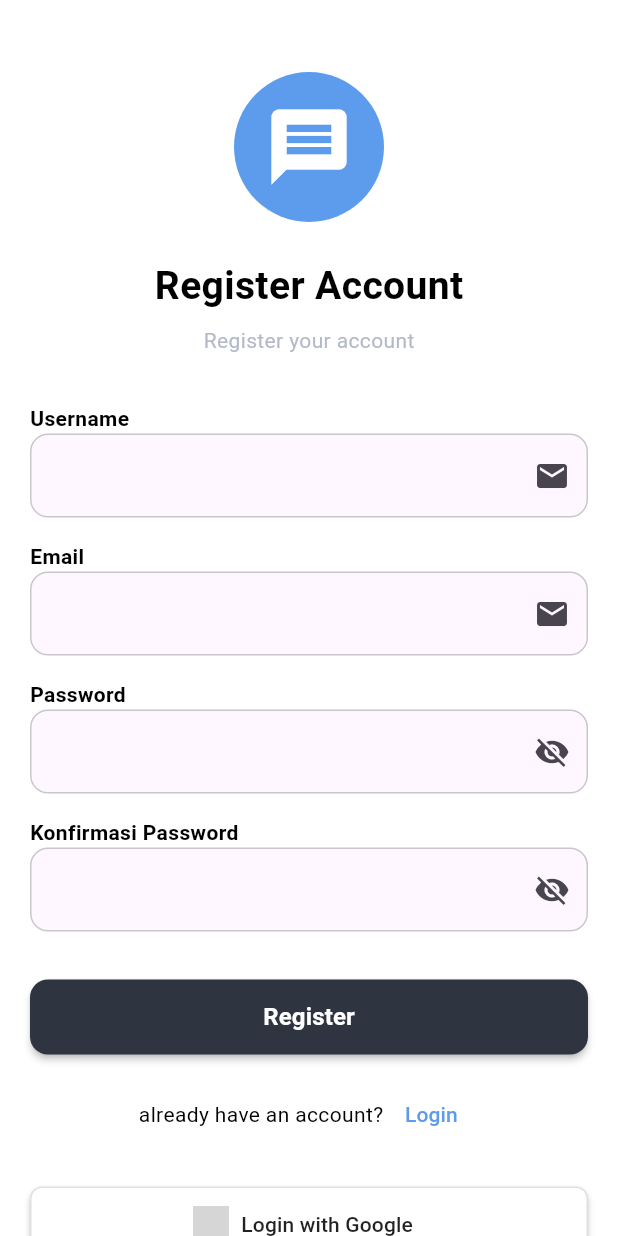
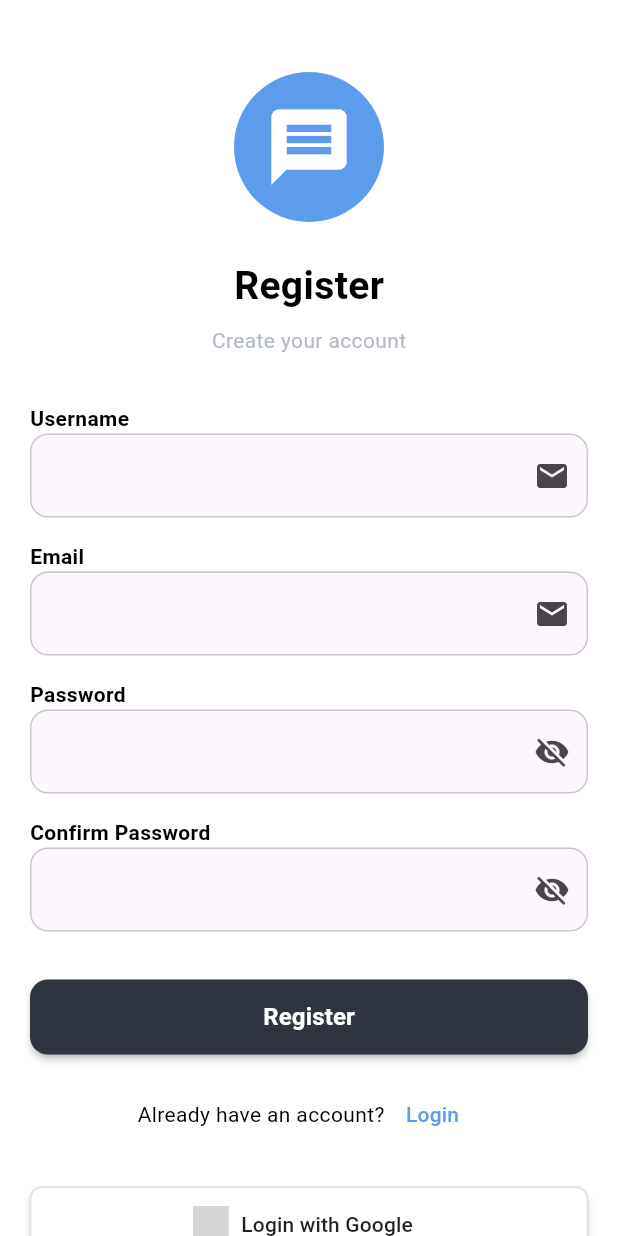
Before and after one commit to IlhamGhaza/vibetalk, a Flutter app: the screen it shows after launch, after a tap on "Login", after a tap on "Register", on a phone screen of 412 x 824 dp. Run offline on Flutter 3.47's test engine with Material 3 defaults, Android fonts, the phone set to English and light mode, and no system bars; our stand-ins replace cloud_firestore, device_info_plus, easy_localization, firebase_analytics, firebase_auth, firebase_core and 7 more; accounts and stored records are empty; network calls fail; grey boxes are pictures that could not be loaded.

Commit message:
feat: Implement multi-language support using easy_localization

```diff
--- /dev/null
+++ b/lib/core/bloc/language_cubit.dart
@@ -0,0 +1,25 @@
+import 'package:flutter_bloc/flutter_bloc.dart';
+import 'package:easy_localization/easy_localization.dart';
+import 'package:flutter/material.dart';
+import 'package:shared_preferences/shared_preferences.dart';
+
+class LanguageCubit extends Cubit<Locale> {
+  LanguageCubit() : super(const Locale('id')) {
+    _loadSavedLanguage();
+  }
+
+  Future<void> _loadSavedLanguage() async {
+    final prefs = await SharedPreferences.getInstance();
+    final savedLanguage = prefs.getString('language') ?? 'id';
+    emit(Locale(savedLanguage));
+  }
+
+  Future<void> changeLanguage(BuildContext context, String languageCode) async {
+    final prefs = await SharedPreferences.getInstance();
+    await prefs.setString('language', languageCode);
+
+    // Change the locale using easy_localization
+    await context.setLocale(Locale(languageCode));
+    emit(Locale(languageCode));
+  }
+}
--- a/lib/main.dart
+++ b/lib/main.dart
@@ -1,9 +1,11 @@
+import 'package:easy_localization/easy_localization.dart';
 import 'package:flutter/foundation.dart';
 import 'package:flutter/material.dart';
 import 'package:firebase_core/firebase_core.dart';
 import 'package:flutter_bloc/flutter_bloc.dart';
 import 'package:hydrated_bloc/hydrated_bloc.dart';
 import 'package:path_provider/path_provider.dart';
+import 'core/bloc/language_cubit.dart';
 import 'core/bloc/theme_cubit.dart';
 import 'core/theme.dart';
 import 'firebase_options.dart';
@@ -16,9 +18,16 @@ void main() async {
         ? HydratedStorageDirectory.web
         : HydratedStorageDirectory((await getTemporaryDirectory()).path),
   );
-
+  await EasyLocalization.ensureInitialized();
   await Firebase.initializeApp(options: DefaultFirebaseOptions.currentPlatform);
-  runApp(const MyApp());
+  runApp(
+    EasyLocalization(
+      supportedLocales: const [Locale('en'), Locale('id'), Locale('ko')],
+      path: 'assets/translations',
+      fallbackLocale: const Locale('en'),
+      child: const MyApp(),
+    ),
+  );
 }
 
 class MyApp extends StatelessWidget {
@@ -26,17 +35,27 @@ class MyApp extends StatelessWidget {
 
   @override
   Widget build(BuildContext context) {
-    return BlocProvider(
-      create: (context) => ThemeCubit(),
-      child: BlocBuilder<ThemeCubit, ThemeMode>(
-        builder: (context, state) {
+    return MultiBlocProvider(
+      providers: [
+        BlocProvider(create: (context) => ThemeCubit()),
+        BlocProvider(create: (context) => LanguageCubit()),
+      ],
+      child: BlocBuilder<LanguageCubit, Locale>(
+        builder: (context, locale) {
+          return BlocBuilder<ThemeCubit, ThemeMode>(
+            builder: (context, themeMode) {
               return MaterialApp(
                 title: 'VibeTalk',
                 debugShowCheckedModeBanner: false,
                 theme: AppTheme.lightTheme,
                 darkTheme: AppTheme.darkTheme,
-            themeMode: state,
+                themeMode: themeMode,
+                localizationsDelegates: context.localizationDelegates,
+                supportedLocales: context.supportedLocales,
+                locale: context.locale,
                 home: const SplashPage(),
+              );
+            },
           );
         },
       ),
--- a/lib/presentation/auth/page/login_page.dart
+++ b/lib/presentation/auth/page/login_page.dart
@@ -1,5 +1,6 @@
 import 'package:firebase_auth/firebase_auth.dart';
 import 'package:flutter/material.dart';
+import 'package:easy_localization/easy_localization.dart'; // Contoh import untuk lokalisasi
 import 'package:flutter_bloc/flutter_bloc.dart';
 import '../../../core/bloc/theme_cubit.dart';
 import '../../../core/theme.dart';
@@ -46,7 +47,7 @@ class _LoginPageState extends State<LoginPage> {
           password: _passwordController.text,
         );
         SnackbarUtils(
-          text: 'Login success',
+          text: context.tr('auth.snackbar_login_success'),
           backgroundColor: Colors.green,
         ).showSuccessSnackBar(context);
         Navigator.pushReplacement(
@@ -54,7 +55,7 @@ class _LoginPageState extends State<LoginPage> {
           MaterialPageRoute(builder: (context) => const NavBar()),
         );
       } catch (e) {
-        SnackbarUtils(text: 'Login failed', backgroundColor: Colors.red);
+        SnackbarUtils(text: context.tr('auth.snackbar_login_failed'), backgroundColor: Colors.red).showErrorSnackBar(context);
         debugPrint(e.toString());
       }
     }
@@ -90,14 +91,14 @@ class _LoginPageState extends State<LoginPage> {
                       ),
                       const SizedBox(height: 24),
                       Text(
-                        'Login',
+                        context.tr('auth.login'),
                         style: theme.textTheme.titleLarge?.copyWith(
                           fontWeight: FontWeight.bold,
                         ),
                       ),
                       const SizedBox(height: 8),
                       Text(
-                        'Login to continue',
+                        context.tr('auth.login_subtitle'),
                         style: theme.textTheme.bodyMedium?.copyWith(
                           color: DefaultColors.greyText,
                         ),
@@ -106,17 +107,17 @@ class _LoginPageState extends State<LoginPage> {
                       AuthTextField(
                         textInputAction: TextInputAction.next,
                         suffixIcon: const Icon(Icons.email),
-                        label: 'Email',
+                        label: context.tr('auth.email'),
                         keyboardType: TextInputType.emailAddress,
                         controller: _emailController,
                         validator: (value) {
                           if (value == null || value.isEmpty) {
-                            return 'Please enter your email';
+                            return context.tr('auth.validation_email_empty');
                           }
                           if (!RegExp(
                             r'^[\w-\.]+@([\w-]+\.)+[\w-]{2,4}$',
                           ).hasMatch(value)) {
-                            return 'Please enter a valid email';
+                            return context.tr('auth.validation_email_invalid');
                           }
                           return null;
                         },
@@ -124,7 +125,7 @@ class _LoginPageState extends State<LoginPage> {
                       const SizedBox(height: 16),
                       AuthTextField(
                         textInputAction: TextInputAction.done,
-                        label: 'Password',
+                        label: context.tr('auth.password'),
                         controller: _passwordController,
                         keyboardType: TextInputType.visiblePassword,
                         obscureText: _obscurePassword,
@@ -138,10 +139,10 @@ class _LoginPageState extends State<LoginPage> {
                         ),
                         validator: (value) {
                           if (value == null || value.isEmpty) {
-                            return 'Please enter your password';
+                            return context.tr('auth.validation_password_empty');
                           }
                           if (value.length < 8) {
-                            return 'Password must be at least 8 characters';
+                            return context.tr('auth.validation_password_min_length');
                           }
 
                           return null;
@@ -160,7 +161,7 @@ class _LoginPageState extends State<LoginPage> {
                             );
                           },
                           child: Text(
-                            'Forgot Password?',
+                            context.tr('auth.forgot_password_prompt'),
                             style: theme.textTheme.bodyMedium?.copyWith(
                               color: theme.primaryColor,
                               fontWeight: FontWeight.w600,
@@ -169,13 +170,13 @@ class _LoginPageState extends State<LoginPage> {
                         ),
                       ),
                       const SizedBox(height: 24),
-                      AuthButton(text: 'Login', onPressed: _handleLogin),
+                      AuthButton(text: context.tr('auth.login'), onPressed: _handleLogin),
                       const SizedBox(height: 24),
                       Row(
                         mainAxisAlignment: MainAxisAlignment.center,
                         children: [
                           Text(
-                            'Don\'t have an account?',
+                            context.tr('auth.dont_have_account_prompt'),
                             style: theme.textTheme.bodyMedium?.copyWith(
                               color: isDarkMode
                                   ? DefaultColors.whiteText
@@ -192,7 +193,7 @@ class _LoginPageState extends State<LoginPage> {
                               );
                             },
                             child: Text(
-                              'Register',
+                              context.tr('auth.register'),
                               style: theme.textTheme.bodyMedium?.copyWith(
                                 color: theme.primaryColor,
                               ),
@@ -208,7 +209,7 @@ class _LoginPageState extends State<LoginPage> {
                           width: 24.0,
                         ),
                         label: Text(
-                          'Login with Google',
+                          context.tr('auth.login_with_google_button'),
                           style: TextStyle(
                             color: isDarkMode ? Colors.white : Colors.black87,
                           ),
--- a/lib/presentation/auth/page/register_page.dart
+++ b/lib/presentation/auth/page/register_page.dart
@@ -1,5 +1,6 @@
 import 'package:cloud_firestore/cloud_firestore.dart';
 import 'package:firebase_auth/firebase_auth.dart';
+import 'package:easy_localization/easy_localization.dart'; // Contoh import untuk lokalisasi
 import 'package:flutter/material.dart';
 import 'package:flutter_bloc/flutter_bloc.dart';
 import 'package:vibetalk/core/utils/snackbar_utils.dart';
@@ -67,7 +68,7 @@ class _RegisterPageState extends State<RegisterPage> {
             });
         debugPrint('Register success, $authResult');
         SnackbarUtils(
-          text: 'Register success',
+          text: context.tr('auth.snackbar_register_success'),
           backgroundColor: Colors.green,
         ).showSuccessSnackBar(context);
         Navigator.pushReplacement(
@@ -75,8 +76,8 @@ class _RegisterPageState extends State<RegisterPage> {
           MaterialPageRoute(builder: (context) => const NavBar()),
         );
       } catch (e) {
-        SnackbarUtils(text: 'Register failed', backgroundColor: Colors.red);
-        debugPrint(e.toString());
+        SnackbarUtils(text: context.tr('auth.snackbar_register_failed'), backgroundColor: Colors.red).showErrorSnackBar(context);
+        debugPrint(e.toString()); // Tetap gunakan debugPrint untuk error development
       }
     }
   }
@@ -110,14 +111,14 @@ class _RegisterPageState extends State<RegisterPage> {
                       ),
                       const SizedBox(height: 24),
                       Text(
-                        'Register Account',
+                        context.tr('auth.register'),
                         style: theme.textTheme.titleLarge?.copyWith(
                           fontWeight: FontWeight.bold,
                         ),
                       ),
                       const SizedBox(height: 8),
                       Text(
-                        'Register your account',
+                        context.tr('auth.register_subtitle'),
                         style: theme.textTheme.bodyMedium?.copyWith(
                           color: DefaultColors.greyText,
                         ),
@@ -125,12 +126,12 @@ class _RegisterPageState extends State<RegisterPage> {
                       const SizedBox(height: 32),
                       AuthTextField(
                         suffixIcon: const Icon(Icons.email),
-                        label: 'Username',
+                        label: context.tr('auth.username_label'),
                         textInputAction: TextInputAction.next,
                         controller: _nameController,
                         validator: (value) {
                           if (value == null || value.isEmpty) {
-                            return 'Please enter your name';
+                            return context.tr('auth.validation_username_empty');
                           }
                           return null;
                         },
@@ -138,25 +139,25 @@ class _RegisterPageState extends State<RegisterPage> {
                       const SizedBox(height: 16),
                       AuthTextField(
                         suffixIcon: const Icon(Icons.email),
-                        label: 'Email',
+                        label: context.tr('auth.email'),
                         keyboardType: TextInputType.emailAddress,
                         textInputAction: TextInputAction.next,
                         controller: _emailController,
                         validator: (value) {
                           if (value == null || value.isEmpty) {
-                            return 'Please enter your email';
+                            return context.tr('auth.validation_email_empty');
                           }
                           if (!RegExp(
                             r'^[\w-\.]+@([\w-]+\.)+[\w-]{2,4}$',
                           ).hasMatch(value)) {
-                            return 'Please enter a valid email';
+                            return context.tr('auth.validation_email_invalid');
                           }
                           return null;
                         },
                       ),
                       const SizedBox(height: 16),
                       AuthTextField(
-                        label: 'Password',
+                        label: context.tr('auth.password'),
                         controller: _passwordController,
                         textInputAction: TextInputAction.next,
                         obscureText: _obscurePassword,
@@ -170,10 +171,10 @@ class _RegisterPageState extends State<RegisterPage> {
                         ),
                         validator: (value) {
                           if (value == null || value.isEmpty) {
-                            return 'Please enter your password';
+                            return context.tr('auth.validation_password_empty');
                           }
                           if (value.length < 8) {
-                            return 'Password must be at least 8 characters';
+                            return context.tr('auth.validation_password_min_length');
                           }
                           // if (!RegExp(
                           //   r'^(?=.*[a-z])(?=.*[A-Z])(?=.*\d).+$',
@@ -185,7 +186,7 @@ class _RegisterPageState extends State<RegisterPage> {
                       ),
                       const SizedBox(height: 16),
                       AuthTextField(
-                        label: 'Konfirmasi Password',
+                        label: context.tr('auth.confirm_password_label'),
                         textInputAction: TextInputAction.done,
                         controller: _confirmPasswordController,
                         obscureText: _obscureConfirmPassword,
@@ -199,17 +200,17 @@ class _RegisterPageState extends State<RegisterPage> {
                         ),
                         validator: (value) {
                           if (value == null || value.isEmpty) {
-                            return 'Please confirm your password';
+                            return context.tr('auth.validation_confirm_password_empty');
                           }
                           if (value != _passwordController.text) {
-                            return 'Passwords do not match';
+                            return context.tr('auth.validation_password_mismatch');
                           }
                           return null;
                         },
                       ),
                       const SizedBox(height: 32),
                       AuthButton(
-                        text: 'Register',
+                        text: context.tr('auth.register'),
                         onPressed: _handleRegister,
                         isOutlined: false,
                       ),
@@ -218,7 +219,7 @@ class _RegisterPageState extends State<RegisterPage> {
                         mainAxisAlignment: MainAxisAlignment.center,
                         children: [
                           Text(
-                            'already have an account?',
+                            context.tr('auth.already_have_account_prompt'),
                             style: theme.textTheme.bodyMedium?.copyWith(
                               color: isDarkMode
                                   ? DefaultColors.whiteText
@@ -235,7 +236,7 @@ class _RegisterPageState extends State<RegisterPage> {
                               );
                             },
                             child: Text(
-                              'Login',
+                              context.tr('auth.login'),
                               style: theme.textTheme.bodyMedium?.copyWith(
                                 color: theme.primaryColor,
                               ),
@@ -251,7 +252,7 @@ class _RegisterPageState extends State<RegisterPage> {
                           width: 24.0,
                         ),
                         label: Text(
-                          'Login with Google',
+                          context.tr('auth.login_with_google_button'),
                           style: TextStyle(
                             color: isDarkMode ? Colors.white : Colors.black87,
                           ),
--- a/pubspec.yaml
+++ b/pubspec.yaml
@@ -32,6 +32,7 @@ dependencies:
   connectivity_plus: ^6.1.4
   cupertino_icons: ^1.0.8
   device_info_plus: ^11.4.0
+  easy_localization: ^3.0.7+1
   file_picker: ^10.1.9
   firebase_analytics: ^11.4.6
   firebase_auth: ^5.5.4
@@ -94,7 +95,8 @@ flutter:
   #
   # For details regarding fonts from package dependencies,
   # see https://flutter.dev/to/font-from-package
-
+  assets:
+    - assets/translations/
 # flutter_launcher_icons:
 #   android: true
 #   ios: true
```
Also changed, not shown: assets/translations/en.json (added, +86 -0 lines), assets/translations/id.json (added, +86 -0 lines), assets/translations/ko.json (added, +86 -0 lines), lib/presentation/chat/page/chat_page.dart (+6 -3 lines), lib/presentation/contact/page/contact_page.dart (+7 -6 lines), lib/presentation/conversation/conversation_page.dart (+15 -12 lines), lib/presentation/profile/edit_profile_page.dart (+15 -14 lines), lib/presentation/profile/language_selection_page.dart (+47 -33 lines), lib/presentation/profile/profile_page.dart (+33 -12 lines), lib/presentation/profile/widget/language_selector_widget.dart (added, +96 -0 lines), pubspec.lock, 1 other file. Lines whose indentation alone changed are shown as unchanged.
